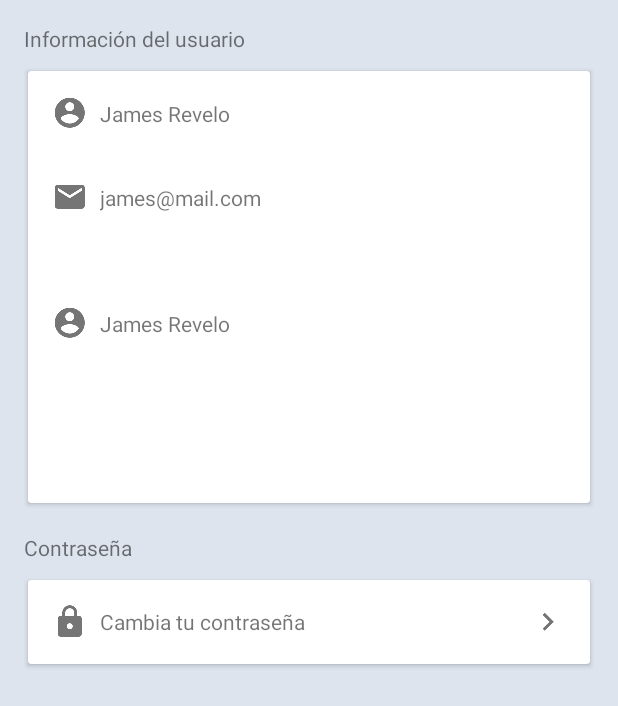
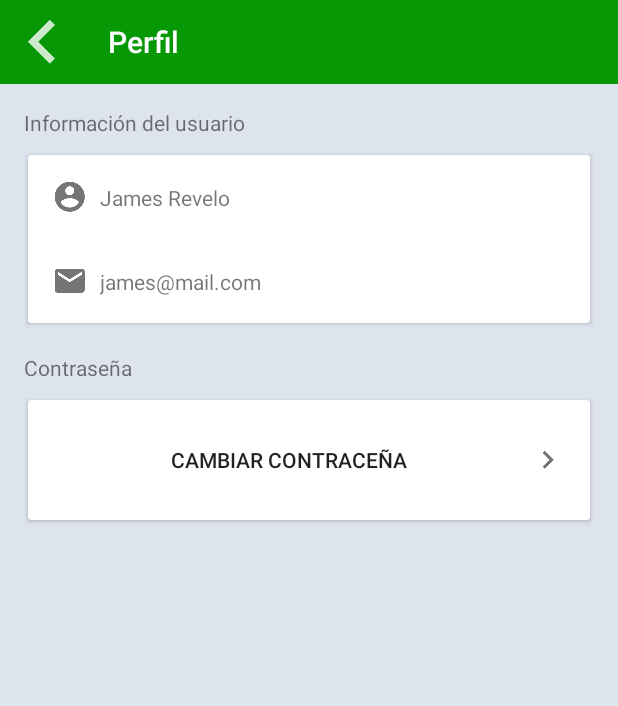
Before and after one commit to Arciga/FaunaSegura, an Android app: the PerfilActivity screen opened directly, with no data from a screen before it, on a phone screen of 412 x 824 dp. Shown: the top 706 px of the screen. Run offline under Robolectric (Android 15) with nearby library versions, the phone set to English and light mode, and no system bars; our stand-ins replace Volley; network calls fail; 1 statement that could not run was skipped.

Commit message:
perfil actualizado

```diff
--- a/app/src/main/java/com/example/nachox/faunasegura/PerfilActivity.java
+++ b/app/src/main/java/com/example/nachox/faunasegura/PerfilActivity.java
@@ -6,7 +6,9 @@ import android.graphics.Bitmap;
 import android.net.Uri;
 import android.os.Bundle;
 import android.provider.MediaStore;
+import android.support.v7.app.ActionBar;
 import android.support.v7.app.AppCompatActivity;
+import android.support.v7.widget.Toolbar;
 import android.util.Base64;
 import android.util.Log;
 import android.view.View;
@@ -40,7 +42,7 @@ TextView email;
     protected void onCreate(Bundle savedInstanceState) {
         super.onCreate(savedInstanceState);
         setContentView(R.layout.fragmento_perfil);
-
+        agregarToolbar();
         email = (TextView) findViewById(R.id.texto_email);
         Dbase db = new Dbase( getApplicationContext() );
         String consulta = "http://104.198.61.117/mascotas/consultauser.php?use=";
@@ -49,7 +51,27 @@ TextView email;
        }
 
 
+    private void agregarToolbar() {
+        Toolbar toolbar = (Toolbar) findViewById(R.id.toolbar4);
+        setSupportActionBar(toolbar);
+        final ActionBar ab = getSupportActionBar();
+        if (ab != null) {
+            // Poner ícono del drawer toggle
+            ab.setHomeAsUpIndicator(R.drawable.ic_action_name);
+            ab.setDisplayHomeAsUpEnabled(true);
+            ab.setTitle("Perfil");
 
+        }
+
+        toolbar.setNavigationOnClickListener(new View.OnClickListener() {
+            @Override
+            public void onClick(View v) {
+                //regresar...
+                finish();
+            }
+        });
+
+    }
 
 
     public void EnviarRecibirDatos(String URL){
--- a/app/src/main/res/layout/fragmento_perfil.xml
+++ b/app/src/main/res/layout/fragmento_perfil.xml
@@ -6,12 +6,26 @@
     android:layout_height="match_parent"
     android:background="#dee4ee"
     android:orientation="vertical"
-    android:padding="@dimen/espacio_norma_1"
+
     android:weightSum="1">
+
+    <android.support.v7.widget.Toolbar
+        android:id="@+id/toolbar4"
+        android:layout_width="match_parent"
+        android:layout_height="56dp"
+        android:background="?attr/colorPrimary"
+        android:minHeight="?attr/actionBarSize"
+        android:theme="?attr/actionBarTheme" />
+
+    <LinearLayout
+        android:layout_width="match_parent"
+        android:layout_height="match_parent"
+        android:orientation="vertical"
+        android:padding="16dp">
 
         <TextView
             android:id="@+id/titulo_informacion_usuario"
-        android:layout_width="wrap_content"
+            android:layout_width="match_parent"
             android:layout_height="wrap_content"
             android:paddingBottom="8dp"
             android:text="@string/etiqueta_info_usuario"
@@ -20,7 +34,6 @@
         <android.support.v7.widget.CardView
             android:layout_width="match_parent"
             android:layout_height="wrap_content"
-        android:layout_weight="0.25"
             card_view:cardCornerRadius="2dp"
             card_view:cardUseCompatPadding="true">
 
@@ -66,30 +79,12 @@
                     android:text="james@mail.com"
                     android:textAppearance="?android:attr/textAppearanceSmall" />
 
-            <ImageView
-                android:id="@+id/imageView7"
-                android:layout_width="wrap_content"
-                android:layout_height="wrap_content"
-                android:layout_gravity="center"
-                android:layout_marginBottom="32dp"
-                android:layout_marginRight="@dimen/espacio_norma_2"
-                android:src="@drawable/usuario" />
-
-            <TextView
-                android:id="@+id/textdireccion"
-                android:layout_width="wrap_content"
-                android:layout_height="wrap_content"
-                android:layout_gravity="center_vertical"
-                android:layout_marginBottom="32dp"
-                android:text="James Revelo"
-                android:textAppearance="?android:attr/textAppearanceSmall" />
-
             </GridLayout>
         </android.support.v7.widget.CardView>
 
         <TextView
             android:id="@+id/titulo_contrasena"
-        android:layout_width="wrap_content"
+            android:layout_width="match_parent"
             android:layout_height="wrap_content"
             android:paddingBottom="@dimen/espacio_norma_2"
             android:paddingTop="@dimen/espacio_norma_1"
@@ -103,39 +98,24 @@
             card_view:cardUseCompatPadding="true">
 
             <RelativeLayout
-            android:layout_width="wrap_content"
+                android:layout_width="match_parent"
                 android:layout_height="wrap_content"
                 android:orientation="horizontal"
                 android:padding="@dimen/espacio_norma_1">
 
-            <ImageView
-                android:id="@+id/icono_password"
+                <Button
+                    android:id="@+id/button5"
+                    style="@style/cambio"
                     android:layout_width="wrap_content"
                     android:layout_height="wrap_content"
-                android:layout_alignParentLeft="true"
-                android:layout_centerVertical="true"
-                android:layout_gravity="center"
-                android:layout_marginRight="8dp"
-                android:src="@drawable/contrasena" />
-
-            <TextView
-                android:id="@+id/texto_password"
-                android:layout_width="wrap_content"
-                android:layout_height="wrap_content"
-                android:layout_centerVertical="true"
-                android:layout_gravity="center_vertical"
-                android:layout_toRightOf="@+id/icono_password"
-                android:text="@string/texto_cambiar_contrasena"
-                android:textAppearance="?android:attr/textAppearanceSmall" />
-
-            <ImageView
-                android:id="@+id/icono_indicador_derecho"
-                android:layout_width="wrap_content"
-                android:layout_height="wrap_content"
-                android:layout_alignParentRight="true"
-                android:layout_centerVertical="true"
-                android:src="@drawable/indicador_derecho" />
-
+                    android:layout_alignParentEnd="true"
+                    android:layout_alignParentStart="true"
+                    android:layout_alignParentTop="true"
+                    android:background="@color/window_background"
+                    android:text="Cambiar Contraceña " />
             </RelativeLayout>
         </android.support.v7.widget.CardView>
+
     </LinearLayout>
+
+</LinearLayout>
--- a/app/src/main/res/values/styles.xml
+++ b/app/src/main/res/values/styles.xml
@@ -96,7 +96,9 @@
         <item name="android:drawableLeft">@drawable/com_facebook_button_icon</item>
         <item name="android:text">@string/com_facebook_share_button_text</item>
     </style>
-
+    <style name="cambio" >
+        <item name="android:drawableRight">@drawable/indicador_derecho</item>
+    </style>
     <style name="like" parent="com_facebook_button">
         <item name="android:drawableLeft">@drawable/like2</item>
         <item name="android:text">@string/com_facebook_share_button_text</item>
```
Also changed, not shown: 11 other files. Lines whose indentation alone changed are shown as unchanged.
